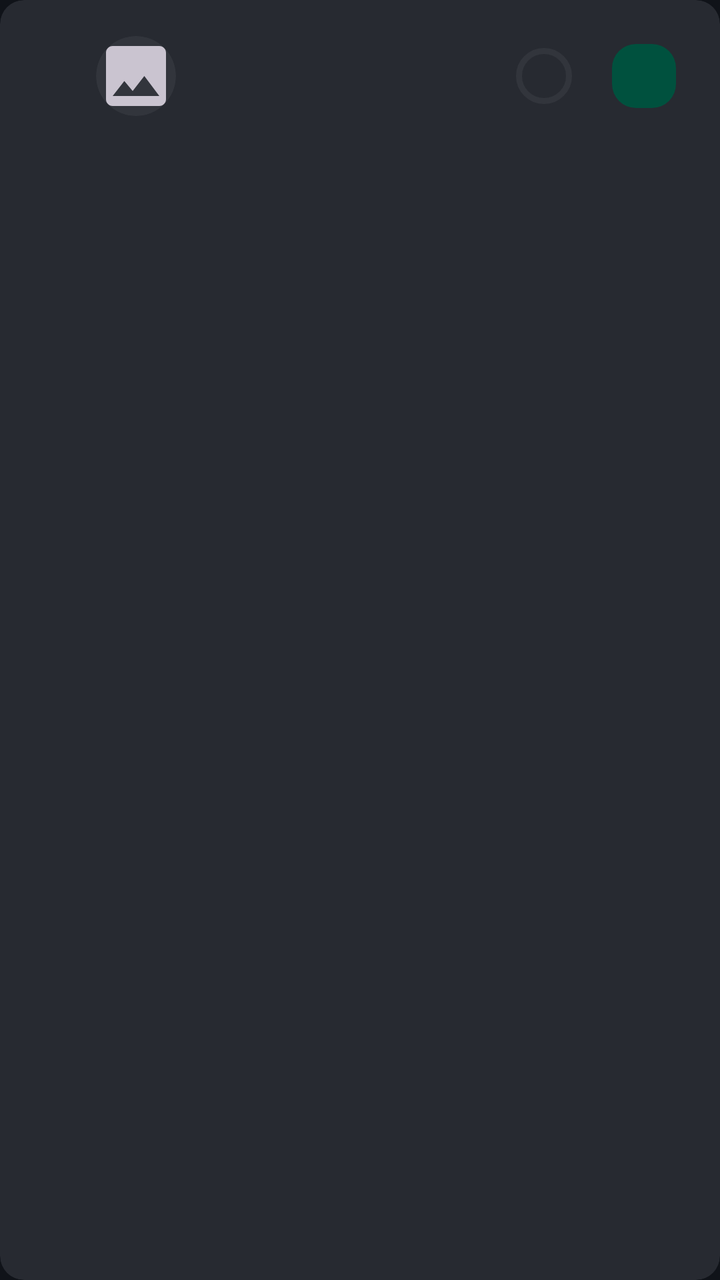
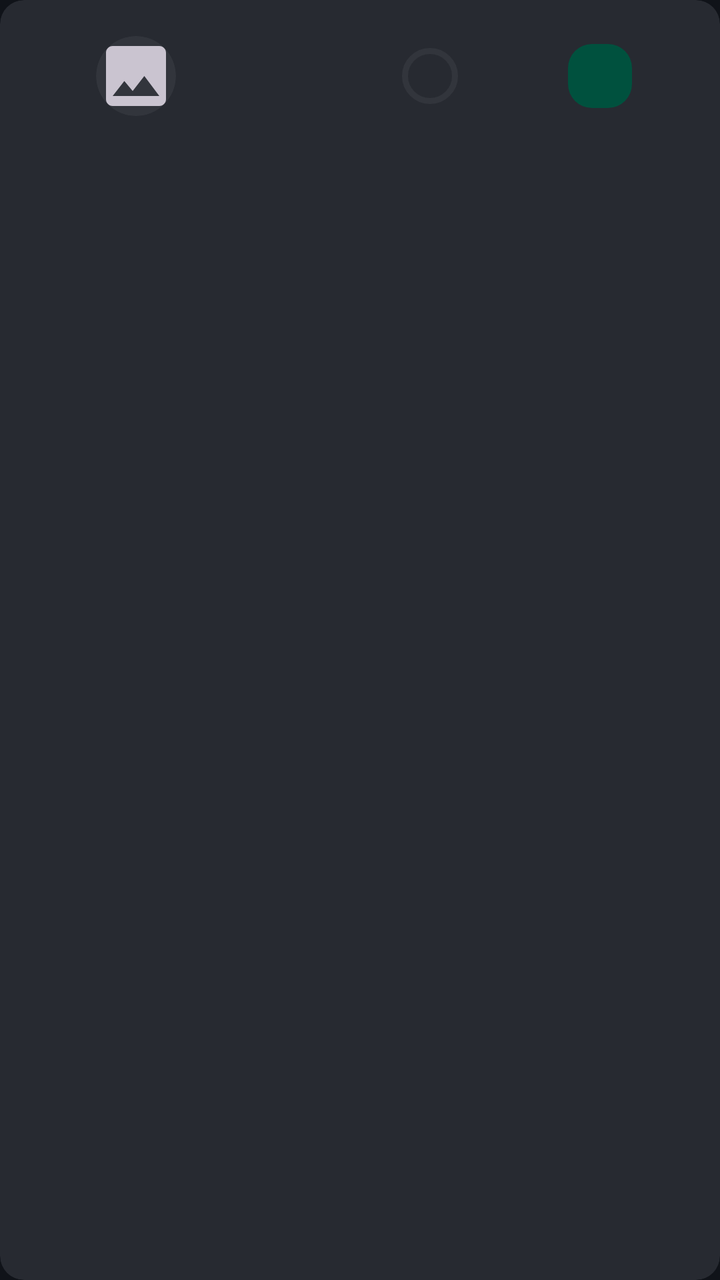

Compare the two renders of this Android layout. The source of the first and the diff that turns it into the second are given below.
<!-- AndroidManifest.xml: application theme Theme.MobileSE -->
<!-- res/layout/item_leaderboard_entry.xml -->
<?xml version="1.0" encoding="utf-8"?>
<com.google.android.material.card.MaterialCardView xmlns:android="http://schemas.android.com/apk/res/android"
    xmlns:app="http://schemas.android.com/apk/res-auto"
    style="@style/Widget.CrewFit.Card"
    android:layout_width="match_parent"
    android:layout_height="wrap_content"
    android:layout_marginBottom="10dp"
    app:cardBackgroundColor="?attr/colorSurfaceContainerHigh"
    app:shapeAppearance="@style/ShapeAppearance.CrewFit.Small">

    <LinearLayout
        android:layout_width="match_parent"
        android:layout_height="wrap_content"
        android:orientation="horizontal"
        android:padding="14dp"
        android:gravity="center_vertical">

        <TextView
            android:id="@+id/tvRank"
            android:layout_width="28dp"
            android:layout_height="wrap_content"
            android:textAppearance="?attr/textAppearanceTitleMedium"
            android:textColor="?attr/colorPrimary"
            android:gravity="center" />

        <com.google.android.material.card.MaterialCardView
            android:layout_width="@dimen/leaderboard_avatar_size"
            android:layout_height="@dimen/leaderboard_avatar_size"
            app:cardCornerRadius="@dimen/leaderboard_avatar_radius"
            app:cardElevation="0dp"
            app:strokeWidth="0dp"
            app:cardBackgroundColor="?attr/colorSurfaceContainerHighest"
            android:layout_marginStart="6dp"
            android:layout_marginEnd="14dp">

            <ImageView
                android:id="@+id/ivLeaderboardPhoto"
                android:layout_width="match_parent"
                android:layout_height="match_parent"
                android:scaleType="centerCrop"
                android:contentDescription="@string/profile_desc"
                android:src="@drawable/ic_image" />
        </com.google.android.material.card.MaterialCardView>

        <TextView
            android:id="@+id/tvLeaderboardName"
            android:layout_width="0dp"
            android:layout_height="wrap_content"
            android:layout_weight="1"
            android:maxLines="1"
            android:ellipsize="end"
            android:textAppearance="?attr/textAppearanceBodyLarge"
            android:textColor="?attr/colorOnSurface" />

        
        <FrameLayout
            android:id="@+id/flStepsGoal"
            android:layout_width="wrap_content"
            android:layout_height="wrap_content"
            android:layout_marginStart="8dp">

            <com.google.android.material.progressindicator.CircularProgressIndicator
                android:id="@+id/piStepsGoal"
                android:layout_width="wrap_content"
                android:layout_height="wrap_content"
                android:layout_gravity="center"
                android:indeterminate="false"
                android:progress="0"
                app:indicatorColor="?attr/colorSecondary"
                app:indicatorSize="@dimen/leaderboard_ring_size"
                app:trackColor="?attr/colorSurfaceContainerHighest"
                app:trackCornerRadius="2dp"
                app:trackThickness="3dp" />

            <ImageView
                android:id="@+id/ivStepsGoalReached"
                android:layout_width="13dp"
                android:layout_height="13dp"
                android:layout_gravity="center"
                android:contentDescription="@null"
                android:src="@drawable/ic_check"
                android:visibility="gone"
                app:tint="?attr/colorSecondary" />
        </FrameLayout>

        
        <com.google.android.material.chip.Chip
            android:id="@+id/tvPoints"
            style="@style/Widget.Material3.Chip.Assist"
            android:layout_width="wrap_content"
            android:layout_height="wrap_content"
            android:layout_marginStart="8dp"
            android:clickable="false"
            android:checkable="false"
            app:chipBackgroundColor="?attr/colorSecondaryContainer"
            android:textColor="?attr/colorOnSecondaryContainer"
            app:chipStrokeWidth="0dp"
            app:chipMinHeight="32dp" />

    </LinearLayout>
</com.google.android.material.card.MaterialCardView>
<!-- resources referenced by this layout -->
<resources>
  <dimen name="leaderboard_avatar_radius">20dp</dimen>
  <dimen name="leaderboard_avatar_size">40dp</dimen>
  <dimen name="leaderboard_ring_size">28dp</dimen>
  <string name="profile_desc">Profile</string>
  <style name="ShapeAppearance.CrewFit.Small" parent="ShapeAppearance.Material3.Corner.Small">
          <item name="cornerSize">12dp</item>
      </style>
  <style name="Widget.CrewFit.Card" parent="Widget.Material3.CardView.Filled">
          <item name="cardBackgroundColor">@color/md_surface_container</item>
          <item name="cardElevation">0dp</item>
          <item name="shapeAppearance">@style/ShapeAppearance.CrewFit.Medium</item>
      </style>
  <style name="Theme.MobileSE" parent="Base.Theme.MobileSE" />
  <color name="md_surface_container">#1C1F26</color>
  <style name="ShapeAppearance.CrewFit.Medium" parent="ShapeAppearance.Material3.Corner.Medium">
          <item name="cornerSize">20dp</item>
      </style>
  <color name="md_primary">#AEB6FF</color>
  <color name="md_on_primary">#1B1B5C</color>
  <color name="md_primary_container">#3A3F9E</color>
  <color name="md_on_primary_container">#E0E3FF</color>
  <color name="md_secondary">#6FE7B7</color>
  <color name="md_on_secondary">#00382A</color>
  <color name="md_secondary_container">#00513E</color>
  <color name="md_on_secondary_container">#8CFFD1</color>
  <color name="md_tertiary">#FFB77C</color>
  <color name="md_on_tertiary">#4A2800</color>
  <color name="md_tertiary_container">#6A3B00</color>
  <color name="md_on_tertiary_container">#FFDCC2</color>
  <color name="md_error">#FFB4AB</color>
  <color name="md_on_error">#690005</color>
  <color name="md_error_container">#93000A</color>
  <color name="md_on_error_container">#FFDAD6</color>
  <color name="md_surface">#101319</color>
  <color name="md_on_surface">#E3E2E9</color>
  <color name="md_surface_variant">#45464F</color>
  <color name="md_on_surface_variant">#C6C6D0</color>
  <color name="md_surface_container_lowest">#0B0E13</color>
  <color name="md_surface_container_low">#181B21</color>
  <color name="md_surface_container_high">#272A31</color>
  <color name="md_surface_container_highest">#32353C</color>
  <color name="md_outline">#90909A</color>
  <color name="md_outline_variant">#45464F</color>
  <color name="md_inverse_surface">#E3E2E9</color>
  <color name="md_inverse_on_surface">#2E3036</color>
  <style name="ShapeAppearance.CrewFit.Large" parent="ShapeAppearance.Material3.Corner.Large">
          <item name="cornerSize">28dp</item>
      </style>
  <style name="Widget.CrewFit.BottomNav.Indicator" parent="Widget.Material3.BottomNavigationView.ActiveIndicator">
          <item name="android:color">@android:color/transparent</item>
      </style>
  <style name="MaterialAlertDialog.CrewFit" parent="MaterialAlertDialog.Material3">
          <item name="shapeAppearance">@style/ShapeAppearance.CrewFit.Large</item>
          <item name="backgroundTint">@color/md_surface_container_high</item>
      </style>
  <style name="MaterialAlertDialog.CrewFit.Title" parent="MaterialAlertDialog.Material3.Title.Text">
          <item name="android:textAppearance">?attr/textAppearanceHeadlineSmall</item>
          <item name="android:textColor">@color/md_on_surface</item>
      </style>
  <style name="MaterialAlertDialog.CrewFit.Body" parent="MaterialAlertDialog.Material3.Body.Text">
          <item name="android:textAppearance">?attr/textAppearanceBodyLarge</item>
          <item name="android:textColor">@color/md_on_surface_variant</item>
      </style>
  <style name="Widget.CrewFit.Dialog.Button" parent="Widget.Material3.Button.TextButton.Dialog">
          <item name="android:textColor">@color/md_primary</item>
          <item name="android:textAppearance">?attr/textAppearanceLabelLarge</item>
      </style>
  <!-- unchanged entries left out for length: 7 -->
</resources>

<!-- the commit's change to res/layout/item_leaderboard_entry.xml (unified diff, before → after) -->
@@ -55,7 +55,7 @@
         
         <FrameLayout
             android:id="@+id/flStepsGoal"
-            android:layout_width="wrap_content"
+            android:layout_width="@dimen/leaderboard_steps_column"
             android:layout_height="wrap_content"
             android:layout_marginStart="8dp">
 
@@ -84,18 +84,25 @@
         </FrameLayout>
 
         
-        <com.google.android.material.chip.Chip
-            android:id="@+id/tvPoints"
-            style="@style/Widget.Material3.Chip.Assist"
-            android:layout_width="wrap_content"
+        <FrameLayout
+            android:layout_width="@dimen/leaderboard_score_column"
             android:layout_height="wrap_content"
-            android:layout_marginStart="8dp"
-            android:clickable="false"
-            android:checkable="false"
-            app:chipBackgroundColor="?attr/colorSecondaryContainer"
-            android:textColor="?attr/colorOnSecondaryContainer"
-            app:chipStrokeWidth="0dp"
-            app:chipMinHeight="32dp" />
+            android:layout_marginStart="8dp">
+
+            
+            <com.google.android.material.chip.Chip
+                android:id="@+id/tvPoints"
+                style="@style/Widget.Material3.Chip.Assist"
+                android:layout_width="wrap_content"
+                android:layout_height="wrap_content"
+                android:layout_gravity="center"
+                android:clickable="false"
+                android:checkable="false"
+                app:chipBackgroundColor="?attr/colorSecondaryContainer"
+                android:textColor="?attr/colorOnSecondaryContainer"
+                app:chipStrokeWidth="0dp"
+                app:chipMinHeight="32dp" />
+        </FrameLayout>
 
     </LinearLayout>
 </com.google.android.material.card.MaterialCardView>
<!-- resource entries referenced after the edit -->
@@ -3,6 +3,8 @@
   <dimen name="leaderboard_avatar_radius">20dp</dimen>
   <dimen name="leaderboard_avatar_size">40dp</dimen>
   <dimen name="leaderboard_ring_size">28dp</dimen>
+  <dimen name="leaderboard_score_column">92dp</dimen>
+  <dimen name="leaderboard_steps_column">62dp</dimen>
   <string name="profile_desc">Profile</string>
   <style name="ShapeAppearance.CrewFit.Small" parent="ShapeAppearance.Material3.Corner.Small">
           <item name="cornerSize">12dp</item>
